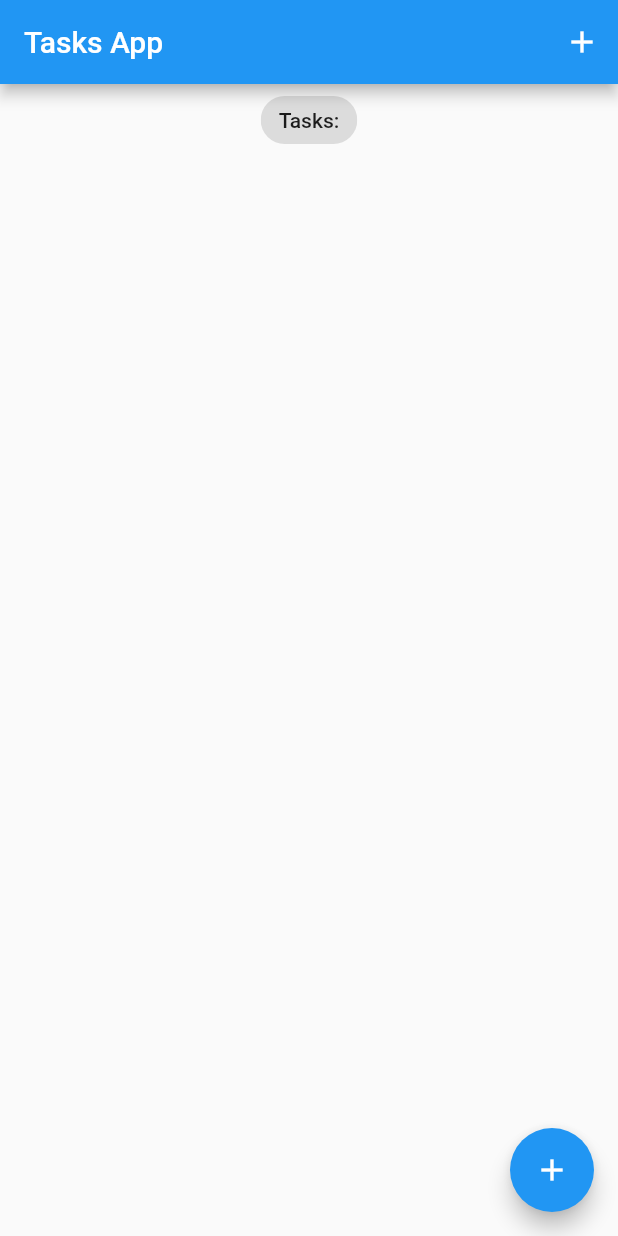
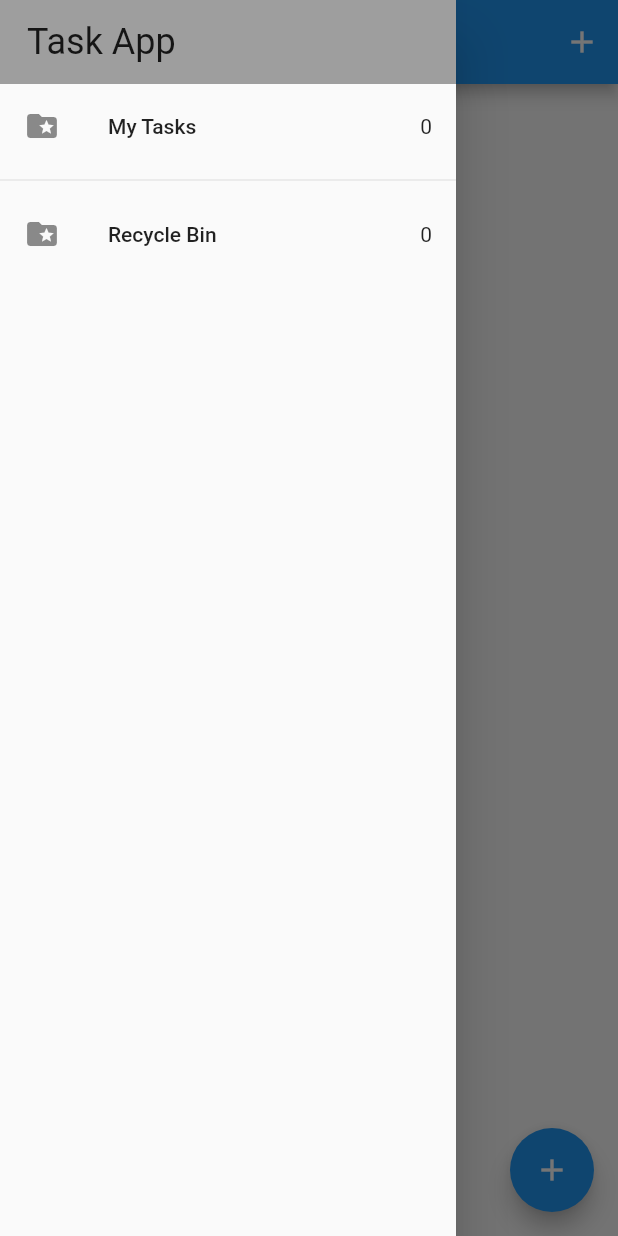
Before and after one commit to niyoceles/flutter_bloc_pattern_tasks_app, a Flutter app: the screen it shows after launch, with the side drawer open (before the commit the screen has no drawer), on a phone screen of 412 x 824 dp. Run offline on Flutter 3.47's test engine with Material 2 defaults, Android fonts, the phone set to English and light mode, and no system bars; our stand-ins replace equatable, flutter_bloc, hydrated_bloc.

Commit message:
Add drawer and navigation

```diff
--- a/lib/main.dart
+++ b/lib/main.dart
@@ -1,6 +1,7 @@
 import 'package:flutter/foundation.dart';
 import 'package:flutter/material.dart';
 import 'package:flutter_bloc_pattern_tasks_app/screens/tasks_screen.dart';
+import 'package:flutter_bloc_pattern_tasks_app/services/app_router.dart';
 import 'package:path_provider/path_provider.dart';
 
 import 'blocs/bloc_exports.dart';
@@ -14,14 +15,16 @@ Future<void> main() async {
   );
 
   HydratedBlocOverrides.runZoned(
-    () => runApp(const MyApp()),
+    () => runApp(MyApp(
+      appRouter: AppRouter(),
+    )),
     storage: storage,
   );
 }
 
 class MyApp extends StatelessWidget {
-  const MyApp({Key? key}) : super(key: key);
-
+  const MyApp({Key? key, required this.appRouter}) : super(key: key);
+  final AppRouter appRouter;
   // This widget is the root of your application.
   @override
   Widget build(BuildContext context) {
@@ -33,6 +36,7 @@ class MyApp extends StatelessWidget {
           primarySwatch: Colors.blue,
         ),
         home: const TasksScreen(),
+        onGenerateRoute: appRouter.onGenerateRoute,
       ),
     );
   }
--- a/lib/models/task.dart
+++ b/lib/models/task.dart
@@ -3,21 +3,29 @@ import 'package:equatable/equatable.dart';
 
 class Task extends Equatable {
   final String title;
+  final String id;
   bool? isDone;
   bool? isDeleted;
 
-  Task({required this.title, this.isDeleted, this.isDone}) {
+  Task({
+    required this.title,
+    required this.id,
+    this.isDeleted,
+    this.isDone,
+  }) {
     isDone = isDone ?? false;
     isDeleted = isDeleted ?? false;
   }
 
   Task copyWith({
     String? title,
+    String? id,
     bool? isDone,
     bool? isDeleted,
   }) {
     return Task(
       title: title ?? this.title,
+      id: id ?? this.id,
       isDone: isDone ?? this.isDone,
       isDeleted: isDeleted ?? this.isDeleted,
     );
@@ -26,6 +34,7 @@ class Task extends Equatable {
   Map<String, dynamic> toMap() {
     return <String, dynamic>{
       'title': title,
+      'id': id,
       'isDone': isDone,
       'isDeleted': isDeleted,
     };
@@ -34,6 +43,7 @@ class Task extends Equatable {
   factory Task.fromMap(Map<String, dynamic> map) {
     return Task(
       title: map['title'] as String,
+      id: map['id'] as String,
       isDone: map['isDone'] != null ? map['isDone'] as bool : null,
       isDeleted: map['isDeleted'] != null ? map['isDeleted'] as bool : null,
     );
@@ -42,6 +52,7 @@ class Task extends Equatable {
   @override
   List<Object?> get props => [
         title,
+        id,
         isDone,
         isDeleted,
       ];
--- a/lib/screens/add_task_screen.dart
+++ b/lib/screens/add_task_screen.dart
@@ -1,4 +1,5 @@
 import 'package:flutter/material.dart';
+import 'package:flutter_bloc_pattern_tasks_app/services/generator_id.dart';
 
 import '../blocs/bloc_exports.dart';
 import '../models/task.dart';
@@ -38,7 +39,8 @@ class _AddTaskScreenState extends State<AddTaskScreen> {
                   child: const Text("Cancel")),
               ElevatedButton(
                   onPressed: () {
-                    var task = Task(title: titleController.text);
+                    var task = Task(
+                        title: titleController.text, id: GUIDGen.generate());
                     context.read<TasksBloc>().add(AddTask(task: task));
                     titleController.clear();
                     Navigator.pop(context);
--- /dev/null
+++ b/lib/screens/my_drawer.dart
@@ -0,0 +1,49 @@
+import 'package:flutter/material.dart';
+import 'package:flutter_bloc_pattern_tasks_app/screens/recycle_bin.dart';
+import 'package:flutter_bloc_pattern_tasks_app/screens/tasks_screen.dart';
+
+import '../blocs/bloc_exports.dart';
+
+class MyDrawer extends StatelessWidget {
+  const MyDrawer({Key? key}) : super(key: key);
+
+  @override
+  Widget build(BuildContext context) {
+    return SafeArea(
+      child: Drawer(
+        child: Column(
+          children: [
+            Container(
+              width: double.infinity,
+              padding: const EdgeInsets.symmetric(vertical: 14, horizontal: 18),
+              color: Colors.grey,
+              child: Text("Task App",
+                  style: Theme.of(context).textTheme.headline5),
+            ),
+            BlocBuilder<TasksBloc, TasksState>(
+              builder: (context, state) {
+                return GestureDetector(
+                  onTap: (() => Navigator.pushNamed(context, TasksScreen.id)),
+                  child:  ListTile(
+                    leading: const Icon(Icons.folder_special),
+                    title: const Text("My Tasks"),
+                    trailing: Text('${state.allTasks.length}'),
+                  ),
+                );
+              },
+            ),
+            const Divider(),
+            GestureDetector(
+              onTap: () => Navigator.pushNamed(context, RecycleBin.id),
+              child: const ListTile(
+                leading: Icon(Icons.folder_special),
+                title: Text("Recycle Bin"),
+                trailing: Text("0"),
+              ),
+            ),
+          ],
+        ),
+      ),
+    );
+  }
+}
--- a/lib/screens/tasks_screen.dart
+++ b/lib/screens/tasks_screen.dart
@@ -1,15 +1,23 @@
 import 'package:flutter/material.dart';
+import 'package:flutter_bloc_pattern_tasks_app/screens/my_drawer.dart';
 
 import '../blocs/bloc_exports.dart';
 import '../models/task.dart';
 import '../widgets/tasks_list.dart';
 import 'add_task_screen.dart';
 
-class TasksScreen extends StatelessWidget {
+class TasksScreen extends StatefulWidget {
   const TasksScreen({
     Key? key,
   }) : super(key: key);
 
+  static const id = 'tasks_screen';
+
+  @override
+  State<TasksScreen> createState() => _TasksScreenState();
+}
+
+class _TasksScreenState extends State<TasksScreen> {
   void _addTask(BuildContext context) {
     showModalBottomSheet(
         context: context,
@@ -30,7 +38,7 @@ class TasksScreen extends StatelessWidget {
         List<Task> tasksList = state.allTasks;
         return Scaffold(
           appBar: AppBar(
-            title: const Text('Tasks App'),
+            title: const Text('My Tasks'),
             actions: [
               IconButton(
                 onPressed: () => _addTask(context),
@@ -38,13 +46,14 @@ class TasksScreen extends StatelessWidget {
               )
             ],
           ),
+          drawer: MyDrawer(),
           body: Column(
             crossAxisAlignment: CrossAxisAlignment.center,
             children: [
-              const Center(
+              Center(
                 child: Chip(
                   label: Text(
-                    'Tasks:',
+                    '${tasksList.length} Tasks',
                   ),
                 ),
               ),
--- /dev/null
+++ b/lib/widgets/task_tile.dart
@@ -0,0 +1,33 @@
+import 'package:flutter/material.dart';
+
+import '../blocs/bloc_exports.dart';
+import '../models/task.dart';
+
+class TaskTile extends StatelessWidget {
+  const TaskTile({
+    Key? key,
+    required this.task,
+  }) : super(key: key);
+
+  final Task task;
+
+  @override
+  Widget build(BuildContext context) {
+    return ListTile(
+      title: Text(
+        task.title,
+        style: TextStyle(
+            decoration:
+                task.isDone! ? TextDecoration.lineThrough : null),
+      ),
+      trailing: Checkbox(
+        value: task.isDone,
+        onChanged: (value) {
+          context.read<TasksBloc>().add(UpdateTask(task: task));
+        },
+      ),
+      onLongPress: () =>
+          context.read<TasksBloc>().add(DeleteTask(task: task)),
+    );
+  }
+}
--- a/lib/widgets/tasks_list.dart
+++ b/lib/widgets/tasks_list.dart
@@ -1,5 +1,6 @@
 import 'package:flutter/material.dart';
-import 'package:flutter_bloc_pattern_tasks_app/blocs/bloc_exports.dart';
+import 'package:flutter/widgets.dart';
+import 'package:flutter_bloc_pattern_tasks_app/widgets/task_tile.dart';
 
 import '../models/task.dart';
 
@@ -18,17 +19,7 @@ class TasksList extends StatelessWidget {
           itemCount: tasksList.length,
           itemBuilder: ((context, index) {
             var task = tasksList[index];
-            return ListTile(
-              title: Text(task.title),
-              trailing: Checkbox(
-                value: task.isDone,
-                onChanged: (value) {
-                  context.read<TasksBloc>().add(UpdateTask(task: task));
-                },
-              ),
-              onLongPress: () =>
-                  context.read<TasksBloc>().add(DeleteTask(task: task)),
-            );
+            return TaskTile(task: task);
           })),
     );
   }
```
Also changed, not shown: lib/screens/recycle_bin.dart (added, +50 -0 lines), lib/services/app_router.dart (added, +17 -0 lines), lib/services/generator_id.dart (added, +27 -0 lines), 1 other file.
